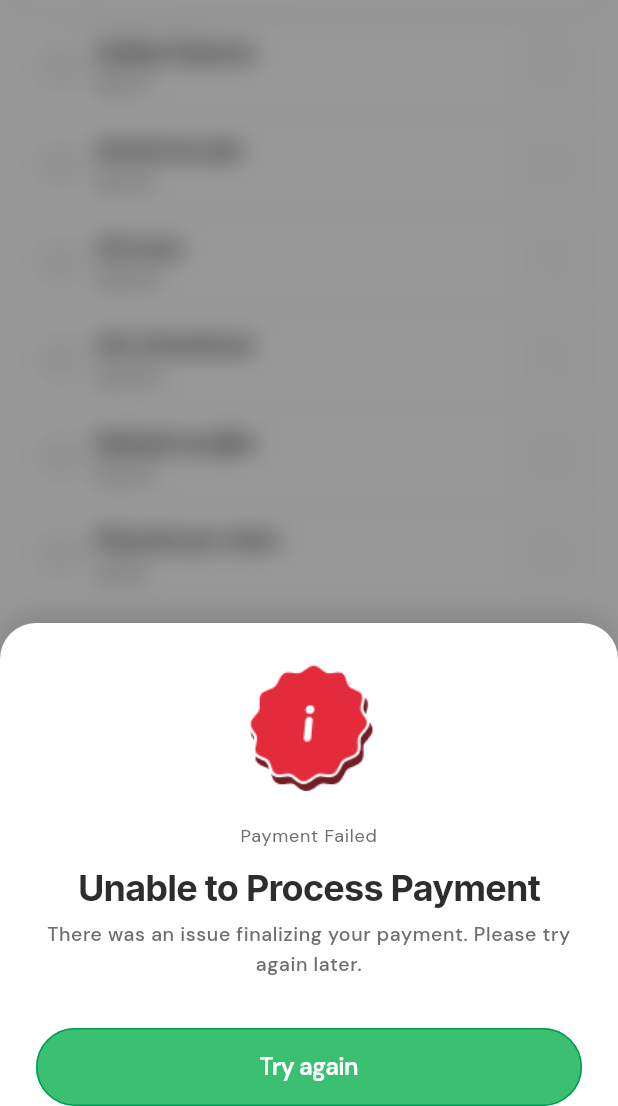
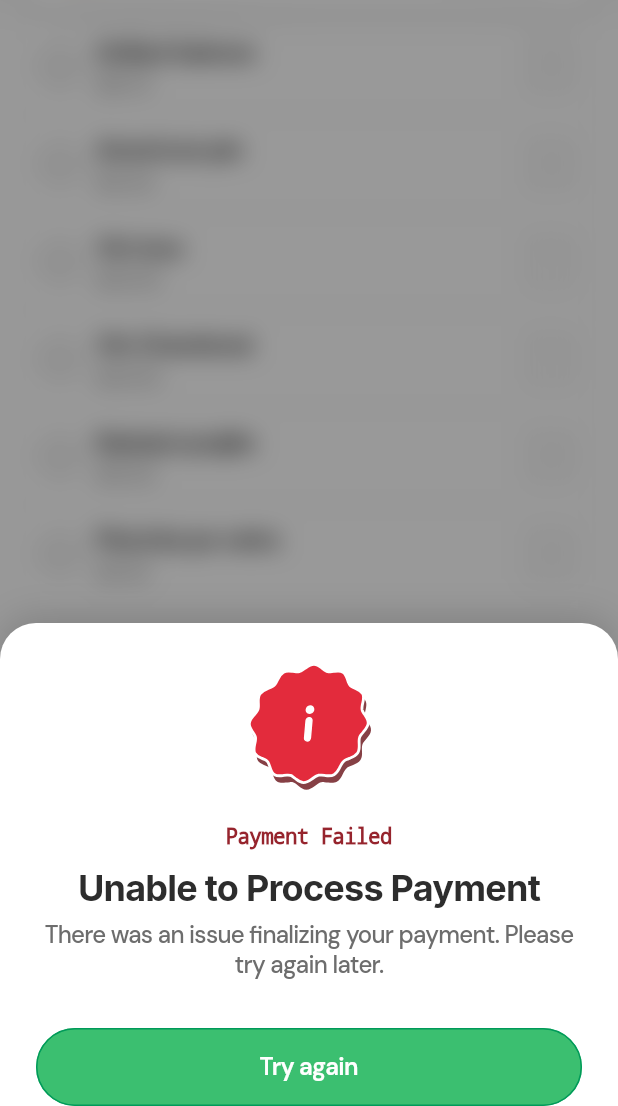
Before and after one commit to PaygooApp/paygoo, a Flutter app: the screen it shows after launch, scrolled down 339 dp, after a tap on "Test Info Modal", on a phone screen of 412 x 824 dp, the part 130-1236 px from its top. Run offline on Flutter 3.47's test engine with Material 3 defaults, Android fonts, the light colour scheme and no system bars; our stand-ins replace flutter_svg, google_fonts; missing offline and left inert: sliding_action_button; project files that could hold a hidden picture were left out.

Commit message:
fix(#35): fix info modal

```diff
--- a/lib/components/modals/info_bottom_modal.dart
+++ b/lib/components/modals/info_bottom_modal.dart
@@ -5,52 +5,26 @@ import 'package:paygoo/components/atoms/app_button.dart';
 import 'package:paygoo/tokens/token_primitive_mode1.dart';
 
 /// Layout style for CTA buttons
-enum ModalButtonLayout {
-  /// Buttons stacked vertically (column)
-  column,
-
-  /// Buttons side by side (row)
-  row,
-}
+enum ModalButtonLayout { column, row }
 
 /// Configuration for a CTA button in the modal
 class ModalButtonConfig {
   final String text;
   final VoidCallback onPressed;
-  final bool isPrimary;
 
-  const ModalButtonConfig({
-    required this.text,
-    required this.onPressed,
-    this.isPrimary = true,
-  });
+  const ModalButtonConfig({required this.text, required this.onPressed});
 }
 
 /// A reusable bottom modal with slide-in animation, blur overlay,
 /// icon, title, description, and configurable CTA buttons.
 class InfoBottomModal extends StatefulWidget {
-  /// Icon widget to display (90x90), can be SVG, Image, or any widget
   final Widget icon;
-
-  /// Small subtitle text (14px) displayed above the title
-  final String? subtitle;
-
-  /// Main title text (24px)
+  final Widget? subtitle;
   final String title;
-
-  /// Description text (16px)
   final String description;
-
-  /// Primary CTA button (green)
   final ModalButtonConfig primaryButton;
-
-  /// Optional secondary CTA button (gray)
   final ModalButtonConfig? secondaryButton;
-
-  /// Layout style for buttons (row or column)
   final ModalButtonLayout buttonLayout;
-
-  /// Whether the modal can be dismissed by tapping outside
   final bool isDismissible;
 
   const InfoBottomModal({
@@ -69,7 +43,7 @@ class InfoBottomModal extends StatefulWidget {
   static Future<T?> show<T>(
     BuildContext context, {
     required Widget icon,
-    String? subtitle,
+    Widget? subtitle,
     required String title,
     required String description,
     required ModalButtonConfig primaryButton,
@@ -83,8 +57,7 @@ class InfoBottomModal extends StatefulWidget {
       barrierLabel: 'Dismiss',
       barrierColor: Colors.transparent,
       transitionDuration: const Duration(milliseconds: 300),
-      pageBuilder: (context, animation, secondaryAnimation) {
-        return InfoBottomModal(
+      pageBuilder: (context, animation, secondaryAnimation) => InfoBottomModal(
         icon: icon,
         subtitle: subtitle,
         title: title,
@@ -93,11 +66,7 @@ class InfoBottomModal extends StatefulWidget {
         secondaryButton: secondaryButton,
         buttonLayout: buttonLayout,
         isDismissible: isDismissible,
-        );
-      },
-      transitionBuilder: (context, animation, secondaryAnimation, child) {
-        return child;
-      },
+      ),
     );
   }
 
@@ -107,9 +76,9 @@ class InfoBottomModal extends StatefulWidget {
 
 class _InfoBottomModalState extends State<InfoBottomModal>
     with SingleTickerProviderStateMixin {
-  late AnimationController _controller;
-  late Animation<Offset> _slideAnimation;
-  late Animation<double> _fadeAnimation;
+  late final AnimationController _controller;
+  late final Animation<Offset> _slideAnimation;
+  late final Animation<double> _fadeAnimation;
 
   @override
   void initState() {
@@ -125,8 +94,8 @@ class _InfoBottomModalState extends State<InfoBottomModal>
     ).animate(CurvedAnimation(parent: _controller, curve: Curves.easeOutCubic));
 
     _fadeAnimation = Tween<double>(
-      begin: 0.0,
-      end: 1.0,
+      begin: 0,
+      end: 1,
     ).animate(CurvedAnimation(parent: _controller, curve: Curves.easeOut));
 
     _controller.forward();
@@ -140,21 +109,18 @@ class _InfoBottomModalState extends State<InfoBottomModal>
 
   Future<void> _dismiss([dynamic result]) async {
     await _controller.reverse();
-    if (mounted) {
-      Navigator.of(context).pop(result);
-    }
+    if (mounted) Navigator.of(context).pop(result);
   }
 
   @override
   Widget build(BuildContext context) {
     return AnimatedBuilder(
       animation: _controller,
-      builder: (context, child) {
-        return Stack(
+      builder: (context, child) => Stack(
         children: [
           // Blurred overlay background
           GestureDetector(
-              onTap: widget.isDismissible ? () => _dismiss() : null,
+            onTap: widget.isDismissible ? _dismiss : null,
             child: BackdropFilter(
               filter: ImageFilter.blur(
                 sigmaX: 8 * _fadeAnimation.value,
@@ -170,74 +136,58 @@ class _InfoBottomModalState extends State<InfoBottomModal>
           // Modal content
           child!,
         ],
-        );
-      },
-      child: _buildModalContent(),
+      ),
+      child: _buildModalContent(context),
     );
   }
 
-  Widget _buildModalContent() {
+  Widget _buildModalContent(BuildContext context) {
+    final bottomPadding = MediaQuery.of(context).padding.bottom;
+
     return SlideTransition(
       position: _slideAnimation,
       child: Align(
         alignment: Alignment.bottomCenter,
         child: Container(
           width: double.infinity,
-          clipBehavior: Clip.antiAlias,
-          decoration: BoxDecoration(
+          decoration: const BoxDecoration(
             color: TokenPrimitiveMode1.basewhite,
-            borderRadius: const BorderRadius.only(
-              topLeft: Radius.circular(24),
-              topRight: Radius.circular(24),
-            ),
+            borderRadius: BorderRadius.vertical(top: Radius.circular(24)),
             boxShadow: [
               BoxShadow(
-                color: Colors.black.withValues(alpha: 0.15),
+                color: Color(0x26000000),
                 blurRadius: 20,
-                offset: const Offset(0, -4),
+                offset: Offset(0, -4),
               ),
             ],
           ),
-          child: Padding(
-            padding: EdgeInsets.only(
-              top: 24,
-              left: 24,
-              right: 24,
-              bottom: MediaQuery.of(context).padding.bottom,
-            ),
+          padding: EdgeInsets.fromLTRB(24, 24, 24, bottomPadding),
           child: Column(
             mainAxisSize: MainAxisSize.min,
             children: [
-                // Icon (90x90)
               SizedBox(width: 90, height: 90, child: widget.icon),
               const SizedBox(height: 20),
-                // Subtitle (labelMedium - 14px, gray600)
               if (widget.subtitle != null) ...[
-                  Text(
                 widget.subtitle!,
-                    style: Theme.of(context).textTheme.labelMedium,
-                    textAlign: TextAlign.center,
-                  ),
                 const SizedBox(height: 12),
               ],
-                // Title (headlineMedium - 24px, bold)
               Text(
                 widget.title,
                 style: Theme.of(context).textTheme.headlineMedium,
                 textAlign: TextAlign.center,
               ),
               const SizedBox(height: 8),
-                // Description (bodySmall - 16px, gray600)
               Text(
                 widget.description,
-                  style: Theme.of(context).textTheme.bodySmall,
+                style: Theme.of(context).textTheme.bodyLarge?.copyWith(
+                  color: TokenPrimitiveMode1.gray600,
+                  letterSpacing: -0.5,
+                ),
                 textAlign: TextAlign.center,
               ),
               const SizedBox(height: 32),
-                // CTA Buttons
               _buildButtons(),
             ],
-            ),
           ),
         ),
       ),
@@ -245,52 +195,39 @@ class _InfoBottomModalState extends State<InfoBottomModal>
   }
 
   Widget _buildButtons() {
-    if (widget.secondaryButton == null) {
-      // Single primary button
-      return SizedBox(
-        width: double.infinity,
-        child: _buildButton(widget.primaryButton),
-      );
+    final primary = _buildButton(widget.primaryButton, isSecondary: false);
+    final secondary = widget.secondaryButton;
+
+    if (secondary == null) {
+      return SizedBox(width: double.infinity, child: primary);
     }
 
-    // Two buttons - layout based on buttonLayout
-    if (widget.buttonLayout == ModalButtonLayout.column) {
-      return Column(
+    final secondaryBtn = _buildButton(secondary, isSecondary: true);
+
+    return widget.buttonLayout == ModalButtonLayout.column
+        ? Column(
             children: [
-          SizedBox(
-            width: double.infinity,
-            child: _buildButton(widget.primaryButton),
-          ),
+              SizedBox(width: double.infinity, child: primary),
               const SizedBox(height: 12),
-          SizedBox(
-            width: double.infinity,
-            child: _buildButton(widget.secondaryButton!, isSecondary: true),
-          ),
+              SizedBox(width: double.infinity, child: secondaryBtn),
+            ],
+          )
+        : Row(
+            children: [
+              Expanded(child: secondaryBtn),
+              const SizedBox(width: 12),
+              Expanded(child: primary),
             ],
           );
   }
 
-    // Row layout (default)
-    return Row(
-      children: [
-        Expanded(
-          child: _buildButton(widget.secondaryButton!, isSecondary: true),
-        ),
-        const SizedBox(width: 12),
-        Expanded(child: _buildButton(widget.primaryButton)),
-      ],
-    );
-  }
-
-  Widget _buildButton(ModalButtonConfig config, {bool isSecondary = false}) {
+  Widget _buildButton(ModalButtonConfig config, {required bool isSecondary}) {
     return AppButton(
       text: config.text,
       style: isSecondary ? AppButtonStyle.secondary : AppButtonStyle.primary,
       onPressed: () {
         config.onPressed();
-        if (widget.isDismissible) {
-          _dismiss();
-        }
+        if (widget.isDismissible) _dismiss();
       },
     );
   }
--- a/lib/screens/home_screen.dart
+++ b/lib/screens/home_screen.dart
@@ -1,5 +1,6 @@
 import 'package:flutter/material.dart';
 import 'package:flutter/services.dart';
+import 'package:flutter_svg/svg.dart';
 import 'package:paygoo/components/atoms/section_header.dart';
 import 'package:paygoo/components/atoms/wave_paper_clipper.dart';
 import 'package:paygoo/components/modals/custom_tip_modal.dart';
@@ -81,8 +82,17 @@ class _HomeScreenState extends State<HomeScreen> {
   void _showInfoModal() {
     InfoBottomModal.show(
       context,
-      icon: Image.asset('assets/Icon-Unsuccessful.png', width: 90, height: 90),
-      subtitle: 'Payment Failed',
+      icon: SvgPicture.asset('assets/Icon-Unsuccessful-flutter-shadow.svg'),
+      subtitle: Text(
+        'Payment Failed',
+        style: TextStyle(
+          fontSize: 14,
+          fontWeight: FontWeight.w600,
+          letterSpacing: -0.5,
+          color: TokenPrimitiveMode1.accenterror700,
+          decoration: TextDecoration.none,
+        ),
+      ),
       title: 'Unable to Process Payment',
       description:
           'There was an issue finalizing your payment. Please try again later.',
```
Also changed, not shown: assets/BG-element.png (added), assets/BG-element.svg (deleted), assets/Icon-Unsuccessful-flutter-shadow.svg (added). Lines whose indentation alone changed are shown as unchanged.
